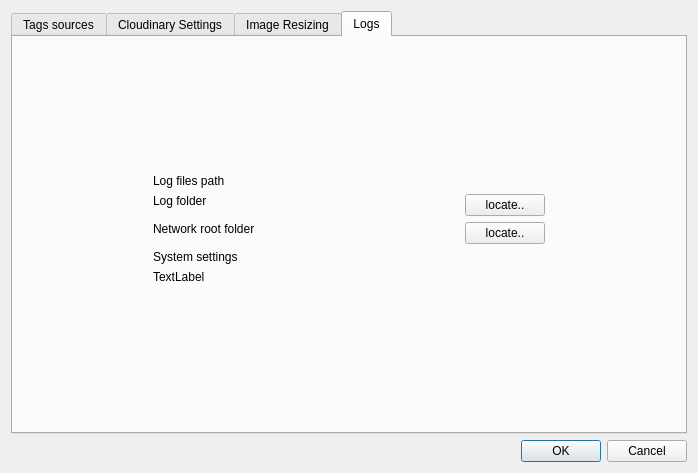
The window that ui/settingsDialog.ui (infoPh83/happyTag) describes before a commit, drawn with Qt 5.
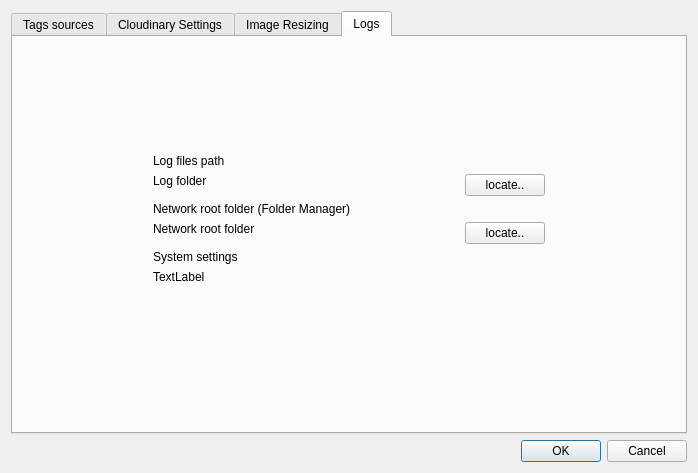
The same window after the commit. The open tabs and pages were chosen to show the change.

Commit message:
Improve network root folder layout in Settings dialog
- Added descriptive label 'Network root folder (Folder Manager)'
- Reordered grid layout rows for better visual hierarchy
- Now clearly visible in Settings dialog:
  * Section header above the path display
  * Path label showing current/placeholder text
  * 'locate..' button to browse for folder
- Fixed rowstretch to accommodate new label row

```diff
--- a/ui/settingsDialog.ui
+++ b/ui/settingsDialog.ui
@@ -489,7 +489,14 @@
           </spacer>
          </item>
          <item>
-          <layout class="QGridLayout" name="gridLayout_5" rowstretch="0,0,0,0,0" columnstretch="5,1,0">
+          <layout class="QGridLayout" name="gridLayout_5" rowstretch="0,0,0,0,0,0" columnstretch="5,1,0">
+           <item row="0" column="0">
+            <widget class="QLabel" name="label_6">
+             <property name="text">
+              <string>Log files path</string>
+             </property>
+            </widget>
+           </item>
            <item row="1" column="1">
             <widget class="QPushButton" name="logFolder_button">
              <property name="text">
@@ -511,6 +518,13 @@
             </widget>
            </item>
            <item row="2" column="0">
+            <widget class="QLabel" name="label_8">
+             <property name="text">
+              <string>Network root folder (Folder Manager)</string>
+             </property>
+            </widget>
+           </item>
+           <item row="3" column="0">
             <widget class="QLabel" name="networkRootFolder_path">
              <property name="text">
               <string>Network root folder</string>
@@ -523,34 +537,27 @@
              </property>
             </widget>
            </item>
-           <item row="2" column="1">
+           <item row="3" column="1">
             <widget class="QPushButton" name="networkRootFolder_button">
              <property name="text">
               <string>locate..</string>
              </property>
             </widget>
            </item>
-           <item row="4" column="0">
+           <item row="5" column="0">
             <widget class="QLabel" name="settingsPathLabel">
              <property name="text">
               <string>TextLabel</string>
              </property>
             </widget>
            </item>
-           <item row="3" column="0">
+           <item row="4" column="0">
             <widget class="QLabel" name="label_7">
              <property name="text">
               <string>System settings</string>
              </property>
             </widget>
            </item>
-           <item row="0" column="0">
-            <widget class="QLabel" name="label_6">
-             <property name="text">
-              <string>Log files path</string>
-             </property>
-            </widget>
-           </item>
           </layout>
          </item>
          <item>
```
